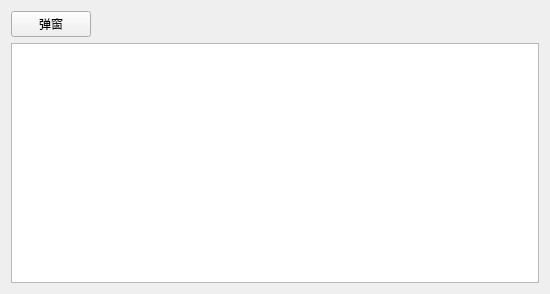
Old version of the form mainwindow.ui in the repository catcheroftime/PopMessage.
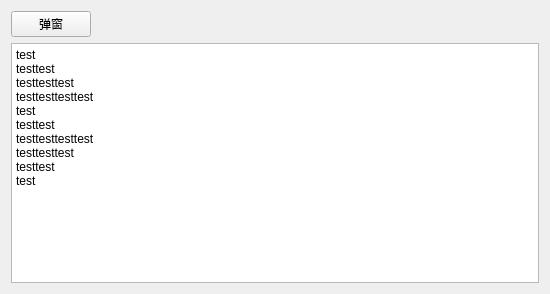
New version of the form.

Patch:
```diff
--- a/mainwindow.ui
+++ b/mainwindow.ui
@@ -40,7 +40,24 @@
      </layout>
     </item>
     <item>
-     <widget class="QTextEdit" name="textEdit"/>
+     <widget class="QTextEdit" name="textEdit">
+      <property name="html">
+       <string>&lt;!DOCTYPE HTML PUBLIC &quot;-//W3C//DTD HTML 4.0//EN&quot; &quot;http://www.w3.org/TR/REC-html40/strict.dtd&quot;&gt;
+&lt;html&gt;&lt;head&gt;&lt;meta name=&quot;qrichtext&quot; content=&quot;1&quot; /&gt;&lt;style type=&quot;text/css&quot;&gt;
+p, li { white-space: pre-wrap; }
+&lt;/style&gt;&lt;/head&gt;&lt;body style=&quot; font-family:'SimSun'; font-size:9pt; font-weight:400; font-style:normal;&quot;&gt;
+&lt;p style=&quot; margin-top:0px; margin-bottom:0px; margin-left:0px; margin-right:0px; -qt-block-indent:0; text-indent:0px;&quot;&gt;test&lt;/p&gt;
+&lt;p style=&quot; margin-top:0px; margin-bottom:0px; margin-left:0px; margin-right:0px; -qt-block-indent:0; text-indent:0px;&quot;&gt;testtest&lt;/p&gt;
+&lt;p style=&quot; margin-top:0px; margin-bottom:0px; margin-left:0px; margin-right:0px; -qt-block-indent:0; text-indent:0px;&quot;&gt;testtesttest&lt;/p&gt;
+&lt;p style=&quot; margin-top:0px; margin-bottom:0px; margin-left:0px; margin-right:0px; -qt-block-indent:0; text-indent:0px;&quot;&gt;testtesttesttest&lt;/p&gt;
+&lt;p style=&quot; margin-top:0px; margin-bottom:0px; margin-left:0px; margin-right:0px; -qt-block-indent:0; text-indent:0px;&quot;&gt;test&lt;/p&gt;
+&lt;p style=&quot; margin-top:0px; margin-bottom:0px; margin-left:0px; margin-right:0px; -qt-block-indent:0; text-indent:0px;&quot;&gt;testtest&lt;/p&gt;
+&lt;p style=&quot; margin-top:0px; margin-bottom:0px; margin-left:0px; margin-right:0px; -qt-block-indent:0; text-indent:0px;&quot;&gt;testtesttesttest&lt;/p&gt;
+&lt;p style=&quot; margin-top:0px; margin-bottom:0px; margin-left:0px; margin-right:0px; -qt-block-indent:0; text-indent:0px;&quot;&gt;testtesttest&lt;/p&gt;
+&lt;p style=&quot; margin-top:0px; margin-bottom:0px; margin-left:0px; margin-right:0px; -qt-block-indent:0; text-indent:0px;&quot;&gt;testtest&lt;/p&gt;
+&lt;p style=&quot; margin-top:0px; margin-bottom:0px; margin-left:0px; margin-right:0px; -qt-block-indent:0; text-indent:0px;&quot;&gt;test&lt;/p&gt;&lt;/body&gt;&lt;/html&gt;</string>
+      </property>
+     </widget>
     </item>
    </layout>
   </widget>
```
